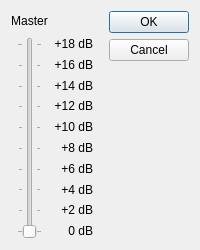
Qt form src/qt/qt_soundgain.ui (86Box/86Box) before a commit.
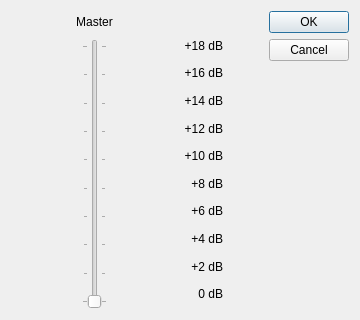
The same form after that commit.

Commit message: Sound gain dialog: widen labels, buttons and dialog

The edit to the form file:
```diff
--- a/src/qt/qt_soundgain.ui
+++ b/src/qt/qt_soundgain.ui
@@ -6,8 +6,8 @@
    <rect>
     <x>0</x>
     <y>0</y>
-    <width>200</width>
-    <height>250</height>
+    <width>360</width>
+    <height>320</height>
    </rect>
   </property>
   <property name="sizePolicy">
@@ -18,8 +18,8 @@
   </property>
   <property name="minimumSize">
    <size>
-    <width>200</width>
-    <height>250</height>
+    <width>360</width>
+    <height>320</height>
    </size>
   </property>
   <property name="windowTitle">
```
The commit also changes 1 other file.
